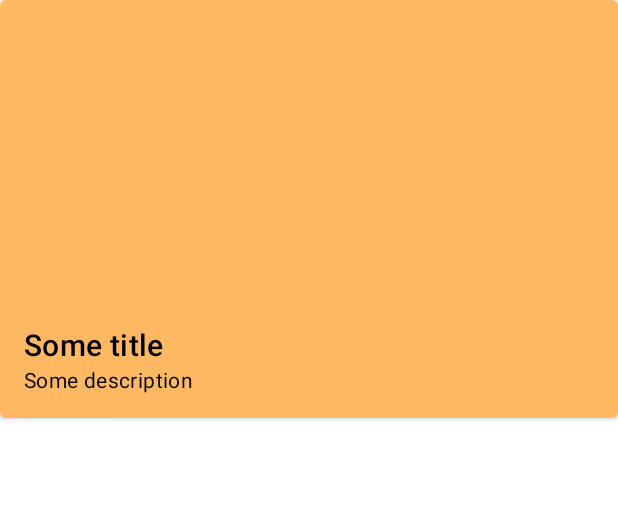
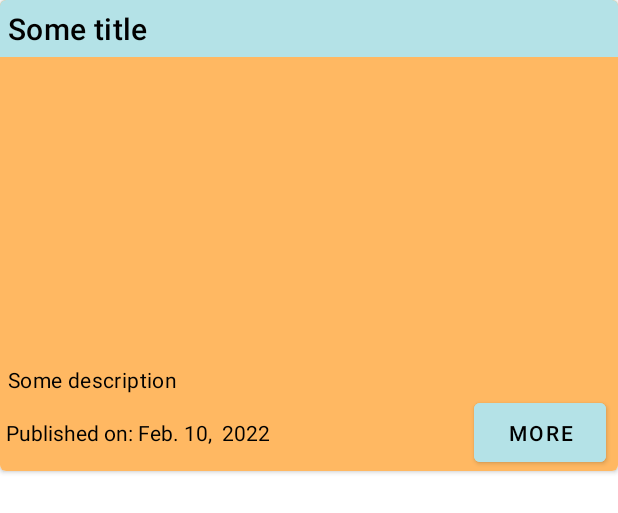
Before and after one commit to hectorhalpizar/news, an Android app: the layout item_article.xml on its own in the app's theme, with its tools: preview values and no code run, on a phone screen of 412 x 824 dp. Shown: the top 513 px of the screen. Run offline under Robolectric (Android 15) with nearby library versions, the phone set to English and light mode, and no system bars.

Commit message:
Presentation: Adapter - Publish date added - Read More button added - Link to the NY Times article added Core: Domain Minor changes on dates.

```diff
--- a/app/src/main/java/me/hectorhalpizar/android/news/framework/db/ArticleEntity.kt
+++ b/app/src/main/java/me/hectorhalpizar/android/news/framework/db/ArticleEntity.kt
@@ -14,9 +14,9 @@ data class ArticleEntity(
     val url: String,
     val byline: String,
     val item_type: String,
-    val updated_date: Long,
-    val created_date: Long,
-    val published_date: Long,
+    val updated_date: Long?,
+    val created_date: Long?,
+    val published_date: Long?,
     val material_type_facet: String,
     val kicker: String,
     val short_url: String
--- a/app/src/main/res/layout/fragment_top_stories.xml
+++ b/app/src/main/res/layout/fragment_top_stories.xml
@@ -38,6 +38,7 @@
                 android:layout_height="wrap_content"
                 android:id="@+id/retry_fetch_top_stories"
                 android:textAppearance="?attr/textAppearanceBody1"
+                android:backgroundTint="?attr/colorSecondary"
                 app:layout_constraintBottom_toBottomOf="parent"
                 app:layout_constraintEnd_toEndOf="parent"
                 app:layout_constraintStart_toStartOf="parent"
--- a/app/src/main/res/layout/item_article.xml
+++ b/app/src/main/res/layout/item_article.xml
@@ -2,44 +2,69 @@
 <com.google.android.material.card.MaterialCardView
         xmlns:android="http://schemas.android.com/apk/res/android"
         xmlns:app="http://schemas.android.com/apk/res-auto"
-    xmlns:tools="http://schemas.android.com/tools" android:layout_width="match_parent"
+        xmlns:tools="http://schemas.android.com/tools"
+        android:layout_width="match_parent"
         android:layout_height="wrap_content"
-    app:cardBackgroundColor="@android:color/white"
         app:cardElevation="2dp"
         app:cardPreventCornerOverlap="true">
 
     <LinearLayout
-            android:background="?attr/colorPrimary"
             android:layout_width="match_parent"
             android:layout_height="wrap_content"
+            android:background="?attr/colorPrimary"
             android:orientation="vertical">
-        <ImageView
-                android:id="@+id/article_image"
-                android:layout_width="match_parent"
-                android:layout_height="200dp"
-                android:paddingHorizontal="10dp"
-                android:paddingTop="10dp"
-                android:scaleType="centerCrop"
-                tools:ignore="ContentDescription"/>
-        <LinearLayout
-                android:layout_width="match_parent"
-                android:layout_height="wrap_content"
-                android:orientation="vertical"
-                android:padding="16dp">
         <TextView
                 android:id="@+id/article_title"
+                android:padding="5dp"
+                android:background="?attr/colorSecondary"
                 android:layout_width="match_parent"
                 android:layout_height="wrap_content"
                 android:textColor="?attr/colorOnPrimary"
                 android:textAppearance="?attr/textAppearanceHeadline6"
                 tools:text="Some title"/>
+        <ImageView
+                android:id="@+id/article_image"
+                android:background="?attr/colorPrimary"
+                android:layout_width="match_parent"
+                android:layout_height="200dp"
+                android:padding="10dp"
+                android:scaleType="centerCrop"
+                tools:ignore="ContentDescription"/>
         <TextView
                 android:id="@+id/article_description"
+                android:background="?attr/colorPrimary"
                 android:layout_width="match_parent"
                 android:layout_height="wrap_content"
                 android:textColor="?attr/colorOnPrimary"
                 android:textAppearance="?attr/textAppearanceBody2"
+                android:paddingTop="5dp"
+                android:paddingHorizontal="5dp"
                 tools:text="Some description"/>
+        <androidx.constraintlayout.widget.ConstraintLayout
+                android:layout_width="match_parent"
+                android:layout_height="wrap_content">
+            <Button
+                    android:layout_width="wrap_content"
+                    android:layout_height="wrap_content"
+                    android:padding="10dp"
+                    android:backgroundTint="?attr/colorSecondary"
+                    android:text="@string/More"
+                    app:layout_constraintEnd_toEndOf="parent"
+                    app:layout_constraintTop_toTopOf="parent"
+                    app:layout_constraintBottom_toBottomOf="parent"
+                    android:id="@+id/read_more"
+                    android:layout_marginEnd="8dp"/>
+            <TextView
+                    android:layout_width="wrap_content"
+                    android:layout_height="wrap_content"
+                    android:id="@+id/published_on"
+                    android:textColor="?attr/colorOnPrimary"
+                    app:layout_constraintBottom_toBottomOf="parent"
+                    app:layout_constraintTop_toTopOf="@+id/read_more"
+                    app:layout_constraintStart_toStartOf="parent"
+                    tools:text="Published on: Feb. 10,  2022"
+                    android:layout_marginStart="4dp"/>
+        </androidx.constraintlayout.widget.ConstraintLayout>
     </LinearLayout>
-    </LinearLayout>
+
 </com.google.android.material.card.MaterialCardView>
--- a/app/src/main/res/values/strings.xml
+++ b/app/src/main/res/values/strings.xml
@@ -40,7 +40,11 @@
     <string name="menu_world">WORLD</string>
     <string name="title_not_available">Title Not Available</string>
     <string name="abstract_not_available">Abstract Not Available at the moment</string>
+    <string name="date_unavailable">Date unavailable</string>
+    <string name="article_not_available">Article not available</string>
+    <string name="published_on">Published on: %s</string>
     <string name="failed_fetch_top_story_message">Not able to retrieved any \"%s\" articles at the moment.\n\nRetry or try again later
     </string>
     <string name="retry_button_title">Retry</string>
+    <string name="More">More</string>
 </resources>
--- a/core/src/main/java/me/hectorhalpizar/core/news/domain/Article.kt
+++ b/core/src/main/java/me/hectorhalpizar/core/news/domain/Article.kt
@@ -11,9 +11,9 @@ data class Article(
     val uri: String = DEFAULT_URI_VALUE,
     val byline: String,
     val item_type: String,
-    val updated_date: Date,
-    val created_date: Date,
-    val published_date: Date,
+    val updated_date: Date?,
+    val created_date: Date?,
+    val published_date: Date?,
     val material_type_facet: String,
     val kicker: String,
     val short_url: String,
```
Also changed, not shown: app/src/main/java/me/hectorhalpizar/android/news/framework/RoomTopStoryDataSource.kt (+6 -6 lines), app/src/main/java/me/hectorhalpizar/android/news/presentation/TopStoriesAdapter.kt (+23 -1 lines). Lines whose indentation alone changed are shown as unchanged.
